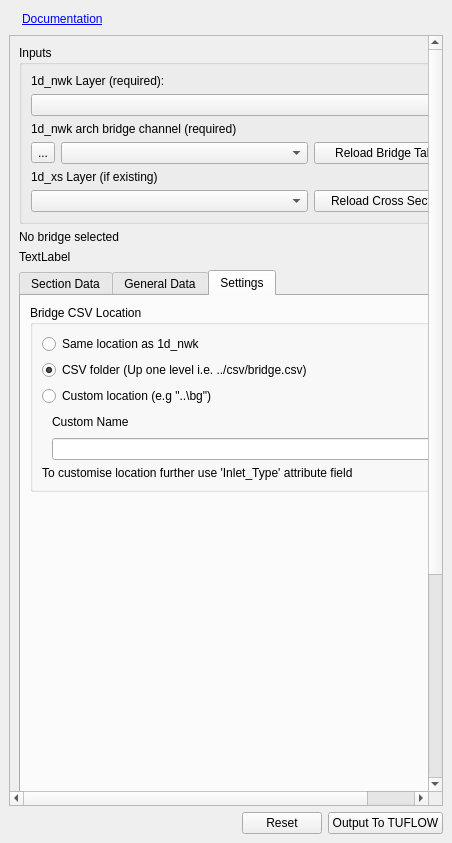
The window that tuflow/forms/ArchBridgeEditorDock.ui (TUFLOW-Support/QGIS-TUFLOW-Plugin) describes before a commit, drawn with Qt 5.
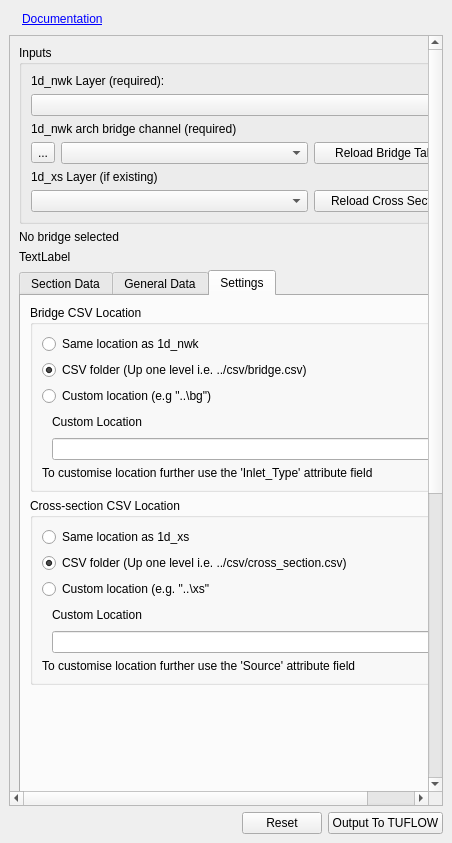
The same window after the commit. The open tabs and pages were chosen to show the change. Icons and pictures are not drawn. Custom widgets are drawn as their Qt base class.

What changed in the file:
```diff
--- a/tuflow/forms/ArchBridgeEditorDock.ui
+++ b/tuflow/forms/ArchBridgeEditorDock.ui
@@ -78,7 +78,7 @@
          <x>0</x>
          <y>0</y>
          <width>431</width>
-         <height>1011</height>
+         <height>1186</height>
         </rect>
        </property>
        <layout class="QVBoxLayout" name="verticalLayout">
@@ -770,7 +770,7 @@
                  <item>
                   <widget class="QLabel" name="label_23">
                    <property name="text">
-                    <string>Custom Name</string>
+                    <string>Custom Location</string>
                    </property>
                   </widget>
                  </item>
@@ -802,7 +802,106 @@
                <item>
                 <widget class="QLabel" name="label_22">
                  <property name="text">
-                  <string>To customise location further use 'Inlet_Type' attribute field</string>
+                  <string>To customise location further use the 'Inlet_Type' attribute field</string>
+                 </property>
+                </widget>
+               </item>
+              </layout>
+             </widget>
+            </item>
+            <item>
+             <widget class="QGroupBox" name="groupBox_4">
+              <property name="title">
+               <string>Cross-section CSV Location</string>
+              </property>
+              <layout class="QVBoxLayout" name="verticalLayout_12">
+               <item>
+                <widget class="QRadioButton" name="xs_csv_loc_in_place">
+                 <property name="text">
+                  <string>Same location as 1d_xs</string>
+                 </property>
+                 <attribute name="buttonGroup">
+                  <string notr="true">buttonGroup_2</string>
+                 </attribute>
+                </widget>
+               </item>
+               <item>
+                <widget class="QRadioButton" name="xs_csv_loc_csv_folder">
+                 <property name="text">
+                  <string>CSV folder (Up one level i.e. ../csv/cross_section.csv)</string>
+                 </property>
+                 <property name="checked">
+                  <bool>true</bool>
+                 </property>
+                 <attribute name="buttonGroup">
+                  <string notr="true">buttonGroup_2</string>
+                 </attribute>
+                </widget>
+               </item>
+               <item>
+                <widget class="QRadioButton" name="xs_csv_loc_custom_folder">
+                 <property name="text">
+                  <string>Custom location (e.g. &quot;..\xs&quot;</string>
+                 </property>
+                 <attribute name="buttonGroup">
+                  <string notr="true">buttonGroup_2</string>
+                 </attribute>
+                </widget>
+               </item>
+               <item>
+                <layout class="QHBoxLayout" name="horizontalLayout_19">
+                 <item>
+                  <spacer name="horizontalSpacer_8">
+                   <property name="orientation">
+                    <enum>Qt::Horizontal</enum>
+                   </property>
+                   <property name="sizeType">
+                    <enum>QSizePolicy::Fixed</enum>
+                   </property>
+                   <property name="sizeHint" stdset="0">
+                    <size>
+                     <width>10</width>
+                     <height>20</height>
+                    </size>
+                   </property>
+                  </spacer>
+                 </item>
+                 <item>
+                  <widget class="QLabel" name="label_24">
+                   <property name="text">
+                    <string>Custom Location</string>
+                   </property>
+                  </widget>
+                 </item>
+                </layout>
+               </item>
+               <item>
+                <layout class="QHBoxLayout" name="horizontalLayout_20">
+                 <item>
+                  <spacer name="horizontalSpacer_9">
+                   <property name="orientation">
+                    <enum>Qt::Horizontal</enum>
+                   </property>
+                   <property name="sizeType">
+                    <enum>QSizePolicy::Fixed</enum>
+                   </property>
+                   <property name="sizeHint" stdset="0">
+                    <size>
+                     <width>10</width>
+                     <height>20</height>
+                    </size>
+                   </property>
+                  </spacer>
+                 </item>
+                 <item>
+                  <widget class="QLineEdit" name="leXSCustomName"/>
+                 </item>
+                </layout>
+               </item>
+               <item>
+                <widget class="QLabel" name="label_25">
+                 <property name="text">
+                  <string>To customise location further use the 'Source' attribute field</string>
                  </property>
                 </widget>
                </item>
```
Left out of the diff: 9 changed lines with no effect on the pictures.
